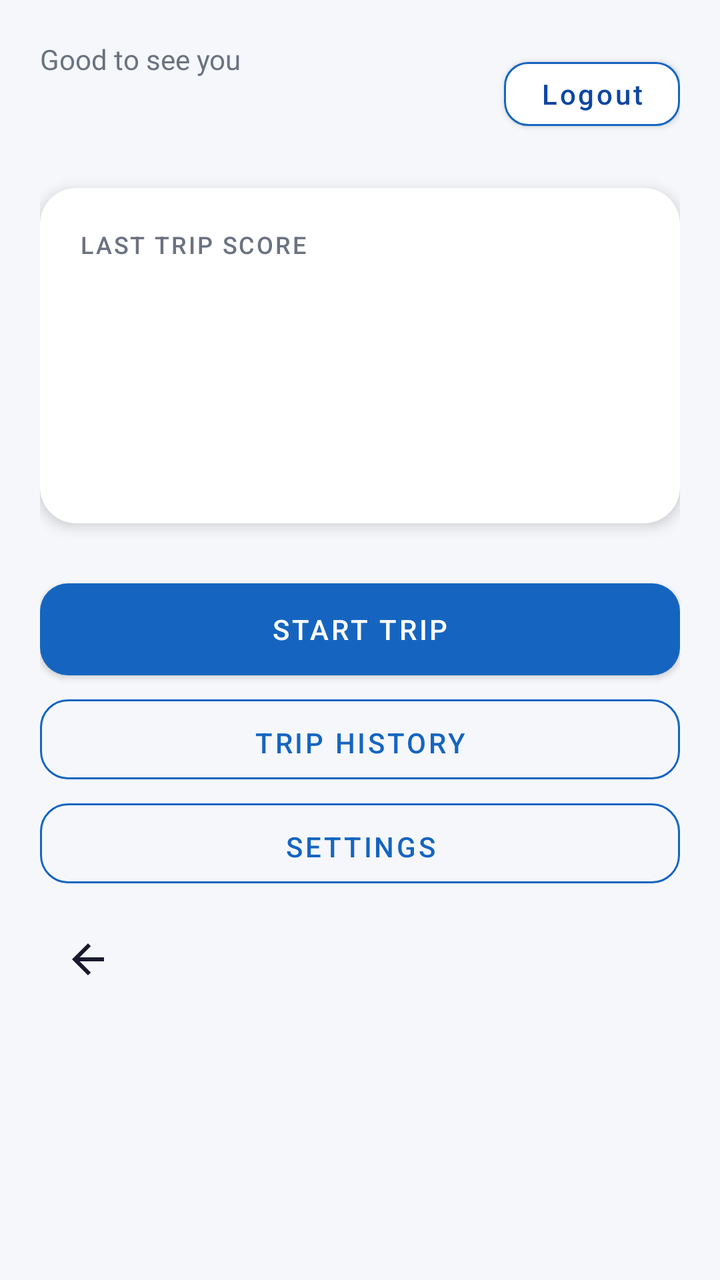
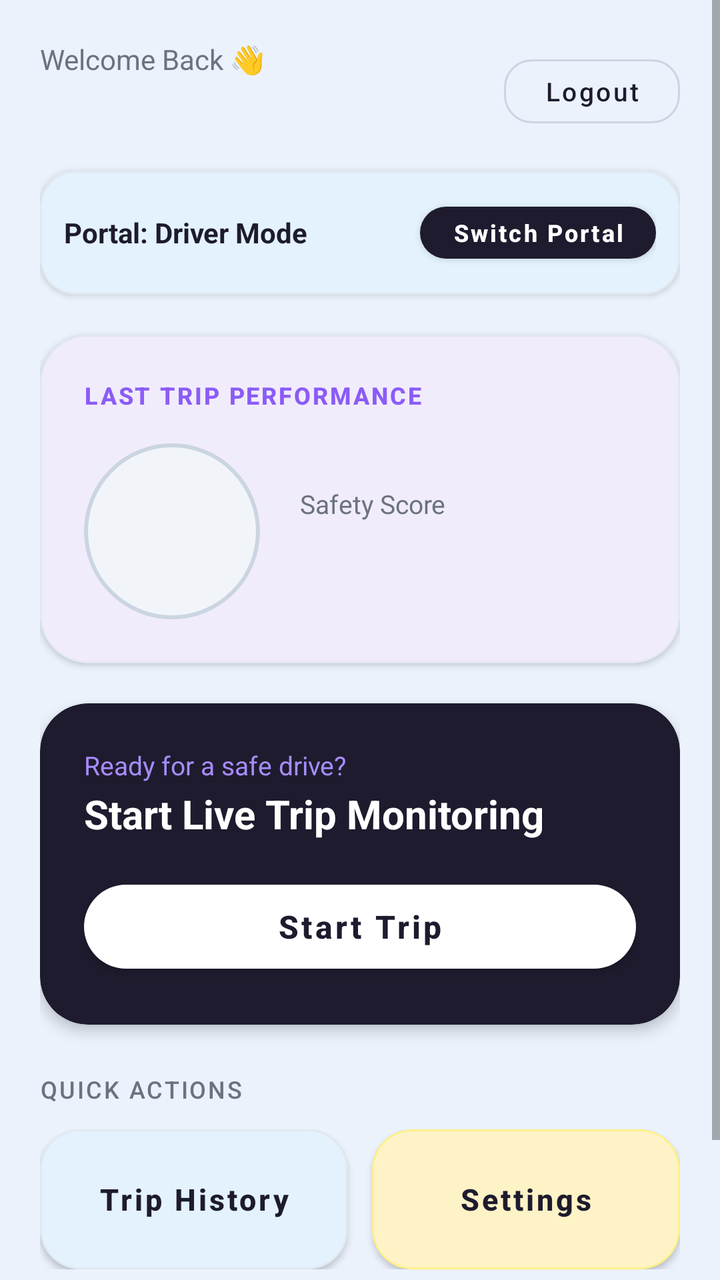

Before-and-after screenshots of an Android layout around one commit, followed by the original layout XML and the change that was made.
<!-- AndroidManifest.xml: application theme AppTheme -->
<!-- res/layout/activity_home.xml -->
<?xml version="1.0" encoding="utf-8"?>
<ScrollView xmlns:android="http://schemas.android.com/apk/res/android"
    xmlns:app="http://schemas.android.com/apk/res-auto"
    android:layout_width="match_parent" android:layout_height="match_parent"
    android:background="@color/colorBackground" android:fillViewport="true">
<LinearLayout android:layout_width="match_parent" android:layout_height="wrap_content"
    android:orientation="vertical" android:padding="20dp">
    <LinearLayout android:layout_width="match_parent" android:layout_height="wrap_content" android:gravity="center_vertical">
        <LinearLayout android:layout_width="0dp" android:layout_height="wrap_content" android:layout_weight="1" android:orientation="vertical">
            <TextView android:layout_width="wrap_content" android:layout_height="wrap_content" android:text="Good to see you" android:textColor="@color/colorTextSecondary"/>
            <TextView android:id="@+id/tv_username" android:layout_width="wrap_content" android:layout_height="wrap_content" android:textSize="26sp" android:textStyle="bold" android:textColor="@color/colorTextPrimary"/>
        </LinearLayout>
        <com.google.android.material.button.MaterialButton android:id="@+id/btn_logout"
            android:layout_width="wrap_content" android:layout_height="44dp"
            android:text="Logout" android:textAllCaps="false"
            android:textColor="@color/colorPrimaryDark" android:textSize="14sp"
            app:backgroundTint="@color/colorSurface"
            app:strokeColor="@color/colorPrimary" app:strokeWidth="1dp"
            app:cornerRadius="12dp"/>
    </LinearLayout>
    <com.google.android.material.card.MaterialCardView android:id="@+id/card_last_trip" android:layout_width="match_parent" android:layout_height="wrap_content" android:layout_marginTop="20dp" app:cardCornerRadius="18dp" app:cardElevation="4dp">
        <LinearLayout android:layout_width="match_parent" android:layout_height="wrap_content" android:orientation="vertical" android:padding="20dp">
            <TextView android:layout_width="wrap_content" android:layout_height="wrap_content" android:text="@string/last_trip_score" style="@style/DriveSenseSectionHeader"/>
            <TextView android:id="@+id/tv_last_score" android:layout_width="wrap_content" android:layout_height="wrap_content" android:textSize="52sp" android:textStyle="bold" android:textColor="@color/colorScoreGood"/>
            <TextView android:id="@+id/tv_last_date" android:layout_width="wrap_content" android:layout_height="wrap_content" android:textColor="@color/colorTextSecondary"/>
            <TextView android:id="@+id/tv_last_distance" android:layout_width="wrap_content" android:layout_height="wrap_content" android:layout_marginTop="4dp" android:textStyle="bold"/>
        </LinearLayout>
    </com.google.android.material.card.MaterialCardView>
    <com.google.android.material.button.MaterialButton android:id="@+id/btn_start_trip" android:layout_width="match_parent" android:layout_height="58dp" android:layout_marginTop="24dp" android:text="@string/start_trip" app:cornerRadius="14dp"/>
    <com.google.android.material.button.MaterialButton android:id="@+id/btn_trip_history" android:layout_width="match_parent" android:layout_height="52dp" android:text="@string/trip_history" style="@style/DriveSenseButtonOutline" app:cornerRadius="14dp"/>
    <com.google.android.material.button.MaterialButton android:id="@+id/btn_settings" android:layout_width="match_parent" android:layout_height="52dp" android:text="@string/settings" style="@style/DriveSenseButtonOutline" app:cornerRadius="14dp"/>
    <ImageButton android:id="@+id/btn_back" android:layout_width="48dp" android:layout_height="48dp" android:layout_marginTop="8dp" android:background="?attr/selectableItemBackgroundBorderless" android:contentDescription="Back" android:src="@drawable/ic_back"/>
</LinearLayout>
</ScrollView>
<!-- resources referenced by this layout -->
<resources>
  <color name="colorBackground">#F5F7FA</color>
  <color name="colorPrimary">#1565C0</color>
  <color name="colorPrimaryDark">#0D47A1</color>
  <color name="colorScoreGood">#9E9D24</color>
  <color name="colorSurface">#FFFFFF</color>
  <color name="colorTextPrimary">#1A1A2E</color>
  <color name="colorTextSecondary">#6B7280</color>
  <!-- drawable ic_back (drawable) -->
  <vector xmlns:android="http://schemas.android.com/apk/res/android"
      android:width="24dp"
      android:height="24dp"
      android:viewportWidth="24"
      android:viewportHeight="24">
      <path
          android:fillColor="#1A1A2E"
          android:pathData="M20,11H7.83l5.59,-5.59L12,4l-8,8 8,8 1.41,-1.41L7.83,13H20v-2z"/>
  </vector>
  <string name="last_trip_score">Last Trip Score</string>
  <string name="settings">Settings</string>
  <string name="start_trip">Start Trip</string>
  <string name="trip_history">Trip History</string>
  <style name="DriveSenseButtonOutline" parent="Widget.MaterialComponents.Button.OutlinedButton">
          <item name="cornerRadius">8dp</item>
          <item name="strokeColor">@color/colorPrimary</item>
          <item name="android:textColor">@color/colorPrimary</item>
          <item name="android:paddingTop">12dp</item>
          <item name="android:paddingBottom">12dp</item>
      </style>
  <style name="DriveSenseSectionHeader">
          <item name="android:textSize">12sp</item>
          <item name="android:textColor">@color/colorTextSecondary</item>
          <item name="android:letterSpacing">0.08</item>
          <item name="android:textAllCaps">true</item>
          <item name="android:fontFamily">sans-serif-medium</item>
      </style>
  <style name="AppTheme" parent="Theme.MaterialComponents.Light.NoActionBar">
          <item name="colorPrimary">@color/colorPrimary</item>
          <item name="colorPrimaryDark">@color/colorPrimaryDark</item>
          <item name="colorAccent">@color/colorAccent</item>
          <item name="android:windowBackground">@color/colorBackground</item>
          <item name="android:statusBarColor">@color/colorPrimaryDark</item>
      </style>
  <color name="colorAccent">#00ACC1</color>
</resources>

<!-- the commit's change to res/layout/activity_home.xml (unified diff, before → after) -->
@@ -1,34 +1,313 @@
 <?xml version="1.0" encoding="utf-8"?>
 <ScrollView xmlns:android="http://schemas.android.com/apk/res/android"
     xmlns:app="http://schemas.android.com/apk/res-auto"
-    android:layout_width="match_parent" android:layout_height="match_parent"
-    android:background="@color/colorBackground" android:fillViewport="true">
-<LinearLayout android:layout_width="match_parent" android:layout_height="wrap_content"
-    android:orientation="vertical" android:padding="20dp">
-    <LinearLayout android:layout_width="match_parent" android:layout_height="wrap_content" android:gravity="center_vertical">
-        <LinearLayout android:layout_width="0dp" android:layout_height="wrap_content" android:layout_weight="1" android:orientation="vertical">
-            <TextView android:layout_width="wrap_content" android:layout_height="wrap_content" android:text="Good to see you" android:textColor="@color/colorTextSecondary"/>
-            <TextView android:id="@+id/tv_username" android:layout_width="wrap_content" android:layout_height="wrap_content" android:textSize="26sp" android:textStyle="bold" android:textColor="@color/colorTextPrimary"/>
+    android:layout_width="match_parent"
+    android:layout_height="match_parent"
+    android:background="@color/colorBackground"
+    android:fillViewport="true">
+
+    <LinearLayout
+        android:layout_width="match_parent"
+        android:layout_height="wrap_content"
+        android:orientation="vertical"
+        android:padding="20dp">
+
+        
+        <LinearLayout
+            android:layout_width="match_parent"
+            android:layout_height="wrap_content"
+            android:gravity="center_vertical"
+            android:orientation="horizontal">
+
+            <LinearLayout
+                android:layout_width="0dp"
+                android:layout_height="wrap_content"
+                android:layout_weight="1"
+                android:orientation="vertical">
+
+                <TextView
+                    android:layout_width="wrap_content"
+                    android:layout_height="wrap_content"
+                    android:text="Welcome Back 👋"
+                    android:textColor="@color/colorTextSecondary"
+                    android:textSize="14sp" />
+
+                <TextView
+                    android:id="@+id/tv_username"
+                    android:layout_width="wrap_content"
+                    android:layout_height="wrap_content"
+                    android:textColor="@color/colorTextPrimary"
+                    android:textSize="24sp"
+                    android:textStyle="bold" />
+            </LinearLayout>
+
+            <com.google.android.material.button.MaterialButton
+                android:id="@+id/btn_logout"
+                style="@style/Widget.MaterialComponents.Button.OutlinedButton"
+                android:layout_width="wrap_content"
+                android:layout_height="44dp"
+                android:text="Logout"
+                android:textAllCaps="false"
+                android:textColor="@color/colorTextPrimary"
+                android:textSize="13sp"
+                app:cornerRadius="14dp"
+                app:strokeColor="#CBD5E1"
+                app:strokeWidth="1dp" />
         </LinearLayout>
-        <com.google.android.material.button.MaterialButton android:id="@+id/btn_logout"
-            android:layout_width="wrap_content" android:layout_height="44dp"
-            android:text="Logout" android:textAllCaps="false"
-            android:textColor="@color/colorPrimaryDark" android:textSize="14sp"
-            app:backgroundTint="@color/colorSurface"
-            app:strokeColor="@color/colorPrimary" app:strokeWidth="1dp"
-            app:cornerRadius="12dp"/>
+
+        
+        <com.google.android.material.card.MaterialCardView
+            android:layout_width="match_parent"
+            android:layout_height="wrap_content"
+            android:layout_marginTop="14dp"
+            app:cardBackgroundColor="@color/colorCardIceBlue"
+            app:cardCornerRadius="18dp"
+            app:cardElevation="2dp"
+            app:strokeColor="#E2E8F0"
+            app:strokeWidth="1dp">
+
+            <LinearLayout
+                android:layout_width="match_parent"
+                android:layout_height="wrap_content"
+                android:gravity="center_vertical"
+                android:orientation="horizontal"
+                android:padding="12dp">
+
+                <TextView
+                    android:id="@+id/tv_user_role"
+                    android:layout_width="0dp"
+                    android:layout_height="wrap_content"
+                    android:layout_weight="1"
+                    android:text="Portal: Driver Mode"
+                    android:textColor="@color/colorTextPrimary"
+                    android:textSize="14sp"
+                    android:textStyle="bold" />
+
+                <com.google.android.material.button.MaterialButton
+                    android:id="@+id/btn_switch_role"
+                    style="@style/Widget.MaterialComponents.Button"
+                    android:layout_width="wrap_content"
+                    android:layout_height="38dp"
+                    android:text="Switch Portal"
+                    android:textAllCaps="false"
+                    android:textColor="#FFFFFF"
+                    android:textSize="12sp"
+                    android:textStyle="bold"
+                    app:backgroundTint="@color/colorDarkButton"
+                    app:cornerRadius="14dp" />
+            </LinearLayout>
+        </com.google.android.material.card.MaterialCardView>
+
+        
+        <com.google.android.material.card.MaterialCardView
+            android:id="@+id/card_last_trip"
+            android:layout_width="match_parent"
+            android:layout_height="wrap_content"
+            android:layout_marginTop="20dp"
+            app:cardBackgroundColor="@color/colorCardLavender"
+            app:cardCornerRadius="24dp"
+            app:cardElevation="2dp"
+            app:strokeColor="#E2E8F0"
+            app:strokeWidth="1dp">
+
+            <LinearLayout
+                android:layout_width="match_parent"
+                android:layout_height="wrap_content"
+                android:orientation="vertical"
+                android:padding="22dp">
+
+                <LinearLayout
+                    android:layout_width="match_parent"
+                    android:layout_height="wrap_content"
+                    android:gravity="center_vertical"
+                    android:orientation="horizontal">
+
+                    <TextView
+                        style="@style/DriveSenseSectionHeader"
+                        android:layout_width="0dp"
+                        android:layout_height="wrap_content"
+                        android:layout_weight="1"
+                        android:text="LAST TRIP PERFORMANCE"
+                        android:textColor="@color/colorAccent"
+                        android:textSize="12sp"
+                        android:textStyle="bold" />
+
+                    <TextView
+                        android:id="@+id/tv_last_date"
+                        android:layout_width="wrap_content"
+                        android:layout_height="wrap_content"
+                        android:textColor="@color/colorTextSecondary"
+                        android:textSize="12sp" />
+                </LinearLayout>
+
+                <LinearLayout
+                    android:layout_width="match_parent"
+                    android:layout_height="wrap_content"
+                    android:layout_marginTop="16dp"
+                    android:gravity="center_vertical"
+                    android:orientation="horizontal">
+
+                    
+                    <RelativeLayout
+                        android:layout_width="88dp"
+                        android:layout_height="88dp"
+                        android:background="@drawable/bg_score_badge">
+
+                        <TextView
+                            android:id="@+id/tv_last_score"
+                            android:layout_width="wrap_content"
+                            android:layout_height="wrap_content"
+                            android:layout_centerInParent="true"
+                            android:textColor="@color/colorScoreExcellent"
+                            android:textSize="36sp"
+                            android:textStyle="bold" />
+                    </RelativeLayout>
+
+                    <LinearLayout
+                        android:layout_width="match_parent"
+                        android:layout_height="wrap_content"
+                        android:layout_marginStart="20dp"
+                        android:orientation="vertical">
+
+                        <TextView
+                            android:layout_width="wrap_content"
+                            android:layout_height="wrap_content"
+                            android:text="Safety Score"
+                            android:textColor="@color/colorTextSecondary"
+                            android:textSize="13sp" />
+
+                        <TextView
+                            android:id="@+id/tv_last_distance"
+                            android:layout_width="wrap_content"
+                            android:layout_height="wrap_content"
+                            android:layout_marginTop="6dp"
+                            android:textColor="@color/colorTextPrimary"
+                            android:textSize="16sp"
+                            android:textStyle="bold" />
+                    </LinearLayout>
+                </LinearLayout>
+            </LinearLayout>
+        </com.google.android.material.card.MaterialCardView>
+
+        
+        <com.google.android.material.card.MaterialCardView
+            android:layout_width="match_parent"
+            android:layout_height="wrap_content"
+            android:layout_marginTop="20dp"
+            app:cardBackgroundColor="@color/colorDarkButton"
+            app:cardCornerRadius="24dp"
+            app:cardElevation="4dp">
+
+            <LinearLayout
+                android:layout_width="match_parent"
+                android:layout_height="wrap_content"
+                android:gravity="center_vertical"
+                android:orientation="vertical"
+                android:padding="22dp">
+
+                <TextView
+                    android:layout_width="wrap_content"
+                    android:layout_height="wrap_content"
+                    android:text="Ready for a safe drive?"
+                    android:textColor="#A78BFA"
+                    android:textSize="13sp" />
+
+                <TextView
+                    android:layout_width="wrap_content"
+                    android:layout_height="wrap_content"
+                    android:layout_marginTop="2dp"
+                    android:text="Start Live Trip Monitoring"
+                    android:textColor="#FFFFFF"
+                    android:textSize="20sp"
+                    android:textStyle="bold" />
+
+                <com.google.android.material.button.MaterialButton
+                    android:id="@+id/btn_start_trip"
+                    android:layout_width="match_parent"
+                    android:layout_height="54dp"
+                    android:layout_marginTop="16dp"
+                    android:text="@string/start_trip"
+                    android:textAllCaps="false"
+                    android:textColor="@color/colorDarkButton"
+                    android:textSize="16sp"
+                    android:textStyle="bold"
+                    app:backgroundTint="#FFFFFF"
+                    app:cornerRadius="24dp"
+                    app:elevation="2dp" />
+            </LinearLayout>
+        </com.google.android.material.card.MaterialCardView>
+
+        
+        <TextView
+            style="@style/DriveSenseSectionHeader"
+            android:layout_width="wrap_content"
+            android:layout_height="wrap_content"
+            android:layout_marginTop="24dp"
+            android:text="QUICK ACTIONS"
+            android:textColor="@color/colorTextSecondary" />
+
+        <LinearLayout
+            android:layout_width="match_parent"
+            android:layout_height="wrap_content"
+            android:layout_marginTop="12dp"
+            android:orientation="horizontal">
+
+            <com.google.android.material.card.MaterialCardView
+                android:layout_width="0dp"
+                android:layout_height="wrap_content"
+                android:layout_marginEnd="6dp"
+                android:layout_weight="1"
+                app:cardBackgroundColor="@color/colorCardIceBlue"
+                app:cardCornerRadius="20dp"
+                app:cardElevation="2dp"
+                app:strokeColor="#E2E8F0"
+                app:strokeWidth="1dp">
+
+                <com.google.android.material.button.MaterialButton
+                    android:id="@+id/btn_trip_history"
+                    style="@style/Widget.MaterialComponents.Button.TextButton"
+                    android:layout_width="match_parent"
+                    android:layout_height="70dp"
+                    android:text="@string/trip_history"
+                    android:textAllCaps="false"
+                    android:textColor="@color/colorTextPrimary"
+                    android:textSize="15sp"
+                    android:textStyle="bold" />
+            </com.google.android.material.card.MaterialCardView>
+
+            <com.google.android.material.card.MaterialCardView
+                android:layout_width="0dp"
+                android:layout_height="wrap_content"
+                android:layout_marginStart="6dp"
+                android:layout_weight="1"
+                app:cardBackgroundColor="@color/colorCardYellow"
+                app:cardCornerRadius="20dp"
+                app:cardElevation="2dp"
+                app:strokeColor="#FEF08A"
+                app:strokeWidth="1dp">
+
+                <com.google.android.material.button.MaterialButton
+                    android:id="@+id/btn_settings"
+                    style="@style/Widget.MaterialComponents.Button.TextButton"
+                    android:layout_width="match_parent"
+                    android:layout_height="70dp"
+                    android:text="@string/settings"
+                    android:textAllCaps="false"
+                    android:textColor="@color/colorTextPrimary"
+                    android:textSize="15sp"
+                    android:textStyle="bold" />
+            </com.google.android.material.card.MaterialCardView>
+        </LinearLayout>
+
+        <ImageButton
+            android:id="@+id/btn_back"
+            android:layout_width="48dp"
+            android:layout_height="48dp"
+            android:layout_gravity="center_horizontal"
+            android:layout_marginTop="16dp"
+            android:background="?attr/selectableItemBackgroundBorderless"
+            android:contentDescription="Back"
+            android:src="@drawable/ic_back" />
+
     </LinearLayout>
-    <com.google.android.material.card.MaterialCardView android:id="@+id/card_last_trip" android:layout_width="match_parent" android:layout_height="wrap_content" android:layout_marginTop="20dp" app:cardCornerRadius="18dp" app:cardElevation="4dp">
-        <LinearLayout android:layout_width="match_parent" android:layout_height="wrap_content" android:orientation="vertical" android:padding="20dp">
-            <TextView android:layout_width="wrap_content" android:layout_height="wrap_content" android:text="@string/last_trip_score" style="@style/DriveSenseSectionHeader"/>
-            <TextView android:id="@+id/tv_last_score" android:layout_width="wrap_content" android:layout_height="wrap_content" android:textSize="52sp" android:textStyle="bold" android:textColor="@color/colorScoreGood"/>
-            <TextView android:id="@+id/tv_last_date" android:layout_width="wrap_content" android:layout_height="wrap_content" android:textColor="@color/colorTextSecondary"/>
-            <TextView android:id="@+id/tv_last_distance" android:layout_width="wrap_content" android:layout_height="wrap_content" android:layout_marginTop="4dp" android:textStyle="bold"/>
-        </LinearLayout>
-    </com.google.android.material.card.MaterialCardView>
-    <com.google.android.material.button.MaterialButton android:id="@+id/btn_start_trip" android:layout_width="match_parent" android:layout_height="58dp" android:layout_marginTop="24dp" android:text="@string/start_trip" app:cornerRadius="14dp"/>
-    <com.google.android.material.button.MaterialButton android:id="@+id/btn_trip_history" android:layout_width="match_parent" android:layout_height="52dp" android:text="@string/trip_history" style="@style/DriveSenseButtonOutline" app:cornerRadius="14dp"/>
-    <com.google.android.material.button.MaterialButton android:id="@+id/btn_settings" android:layout_width="match_parent" android:layout_height="52dp" android:text="@string/settings" style="@style/DriveSenseButtonOutline" app:cornerRadius="14dp"/>
-    <ImageButton android:id="@+id/btn_back" android:layout_width="48dp" android:layout_height="48dp" android:layout_marginTop="8dp" android:background="?attr/selectableItemBackgroundBorderless" android:contentDescription="Back" android:src="@drawable/ic_back"/>
-</LinearLayout>
 </ScrollView>
<!-- resource entries referenced after the edit -->
@@ -1,12 +1,24 @@
 <!-- resources referenced by this layout -->
 <resources>
-  <color name="colorBackground">#F5F7FA</color>
-  <color name="colorPrimary">#1565C0</color>
-  <color name="colorPrimaryDark">#0D47A1</color>
-  <color name="colorScoreGood">#9E9D24</color>
-  <color name="colorSurface">#FFFFFF</color>
-  <color name="colorTextPrimary">#1A1A2E</color>
+  <color name="colorBackground">#EBF2FC</color>
+  <color name="colorCardIceBlue">#E3F2FD</color>
+  <color name="colorCardLavender">#F1ECFC</color>
+  <color name="colorCardYellow">#FEF3C7</color>
+  <color name="colorDarkButton">#1E1B2E</color>
+  <color name="colorScoreExcellent">#10B981</color>
+  <color name="colorPrimary">#1E1B2E</color>
+  <color name="colorPrimaryDark">#141122</color>
+  <color name="colorTextPrimary">#1E1B2E</color>
   <color name="colorTextSecondary">#6B7280</color>
+  <!-- drawable bg_score_badge (drawable) -->
+  <?xml version="1.0" encoding="utf-8"?>
+  <shape xmlns:android="http://schemas.android.com/apk/res/android"
+      android:shape="oval">
+      <solid android:color="#F1F5F9" />
+      <stroke
+          android:width="2dp"
+          android:color="#CBD5E1" />
+  </shape>
   <!-- drawable ic_back (drawable) -->
   <vector xmlns:android="http://schemas.android.com/apk/res/android"
       android:width="24dp"
@@ -17,17 +29,9 @@
           android:fillColor="#1A1A2E"
           android:pathData="M20,11H7.83l5.59,-5.59L12,4l-8,8 8,8 1.41,-1.41L7.83,13H20v-2z"/>
   </vector>
-  <string name="last_trip_score">Last Trip Score</string>
   <string name="settings">Settings</string>
   <string name="start_trip">Start Trip</string>
   <string name="trip_history">Trip History</string>
-  <style name="DriveSenseButtonOutline" parent="Widget.MaterialComponents.Button.OutlinedButton">
-          <item name="cornerRadius">8dp</item>
-          <item name="strokeColor">@color/colorPrimary</item>
-          <item name="android:textColor">@color/colorPrimary</item>
-          <item name="android:paddingTop">12dp</item>
-          <item name="android:paddingBottom">12dp</item>
-      </style>
   <style name="DriveSenseSectionHeader">
           <item name="android:textSize">12sp</item>
           <item name="android:textColor">@color/colorTextSecondary</item>
@@ -40,8 +44,9 @@
           <item name="colorPrimaryDark">@color/colorPrimaryDark</item>
           <item name="colorAccent">@color/colorAccent</item>
           <item name="android:windowBackground">@color/colorBackground</item>
-          <item name="android:statusBarColor">@color/colorPrimaryDark</item>
+          <item name="android:statusBarColor">@color/colorBackground</item>
+          <item name="android:windowLightStatusBar">true</item>
       </style>
-  <color name="colorAccent">#00ACC1</color>
+  <color name="colorAccent">#8B5CF6</color>
 </resources>
 
